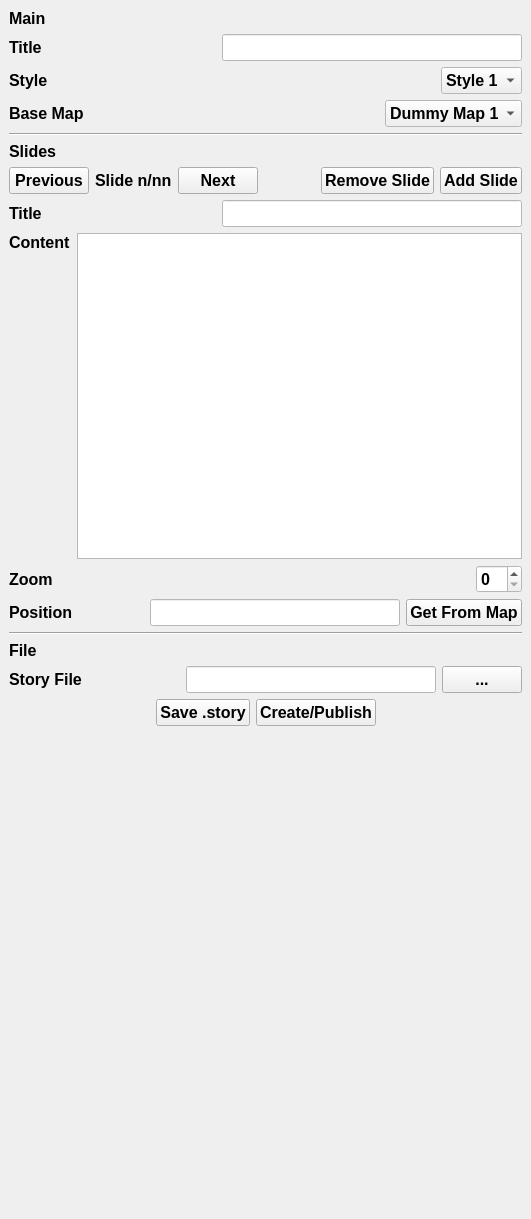
Above: story/story_dockwidget_base.ui from klakar/scheherazade before the change. Below: the same form after it.
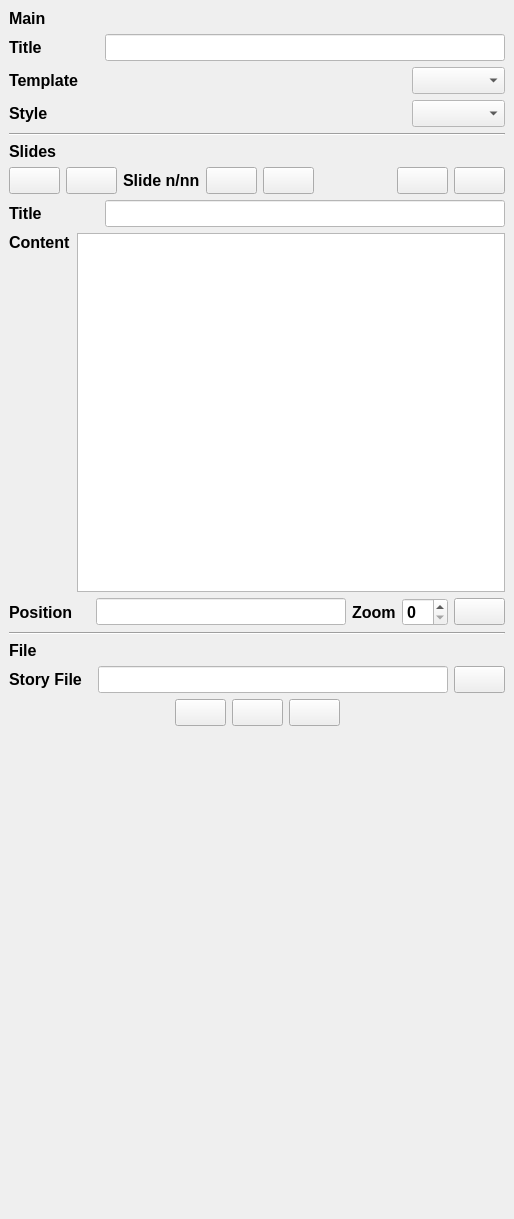
That is the form after the change. Icons and pictures are not drawn.

```diff
--- a/story/story_dockwidget_base.ui
+++ b/story/story_dockwidget_base.ui
@@ -6,7 +6,7 @@
    <rect>
     <x>0</x>
     <y>0</y>
-    <width>531</width>
+    <width>514</width>
     <height>1219</height>
    </rect>
   </property>
@@ -70,7 +70,7 @@
          <widget class="QLineEdit" name="txtStoryTitle">
           <property name="minimumSize">
            <size>
-            <width>300</width>
+            <width>400</width>
             <height>0</height>
            </size>
           </property>
@@ -164,6 +164,104 @@
              </colorrole>
             </disabled>
            </palette>
+          </property>
+          <property name="toolTip">
+           <string>Main Story Title</string>
+          </property>
+         </widget>
+        </item>
+       </layout>
+      </item>
+      <item>
+       <layout class="QHBoxLayout" name="horizontalLayout_2">
+        <item>
+         <widget class="QLabel" name="lblStoryBaseMap">
+          <property name="text">
+           <string>Template</string>
+          </property>
+         </widget>
+        </item>
+        <item>
+         <spacer name="horizontalSpacer_7">
+          <property name="orientation">
+           <enum>Qt::Horizontal</enum>
+          </property>
+          <property name="sizeHint" stdset="0">
+           <size>
+            <width>40</width>
+            <height>20</height>
+           </size>
+          </property>
+         </spacer>
+        </item>
+        <item>
+         <widget class="QComboBox" name="cmbStoryTemplate">
+          <property name="palette">
+           <palette>
+            <active>
+             <colorrole role="Base">
+              <brush brushstyle="SolidPattern">
+               <color alpha="255">
+                <red>255</red>
+                <green>255</green>
+                <blue>255</blue>
+               </color>
+              </brush>
+             </colorrole>
+             <colorrole role="Window">
+              <brush brushstyle="SolidPattern">
+               <color alpha="255">
+                <red>255</red>
+                <green>255</green>
+                <blue>255</blue>
+               </color>
+              </brush>
+             </colorrole>
+            </active>
+            <inactive>
+             <colorrole role="Base">
+              <brush brushstyle="SolidPattern">
+               <color alpha="255">
+                <red>255</red>
+                <green>255</green>
+                <blue>255</blue>
+               </color>
+              </brush>
+             </colorrole>
+             <colorrole role="Window">
+              <brush brushstyle="SolidPattern">
+               <color alpha="255">
+                <red>255</red>
+                <green>255</green>
+                <blue>255</blue>
+               </color>
+              </brush>
+             </colorrole>
+            </inactive>
+            <disabled>
+             <colorrole role="Base">
+              <brush brushstyle="SolidPattern">
+               <color alpha="255">
+                <red>255</red>
+                <green>255</green>
+                <blue>255</blue>
+               </color>
+              </brush>
+             </colorrole>
+             <colorrole role="Window">
+              <brush brushstyle="SolidPattern">
+               <color alpha="255">
+                <red>255</red>
+                <green>255</green>
+                <blue>255</blue>
+               </color>
+              </brush>
+             </colorrole>
+            </disabled>
+           </palette>
+          </property>
+          <property name="toolTip">
+           <string>Select Story Template</string>
           </property>
          </widget>
         </item>
@@ -284,125 +382,11 @@
             </disabled>
            </palette>
           </property>
-          <item>
-           <property name="text">
-            <string>Style 1</string>
-           </property>
-          </item>
-          <item>
-           <property name="text">
-            <string>Style 2</string>
-           </property>
-          </item>
-          <item>
-           <property name="text">
-            <string>Style 3</string>
-           </property>
-          </item>
-         </widget>
-        </item>
-       </layout>
-      </item>
-      <item>
-       <layout class="QHBoxLayout" name="horizontalLayout_2">
-        <item>
-         <widget class="QLabel" name="lblStoryBaseMap">
-          <property name="text">
-           <string>Base Map</string>
+          <property name="toolTip">
+           <string>Select Story Style</string>
           </property>
          </widget>
         </item>
-        <item>
-         <spacer name="horizontalSpacer_7">
-          <property name="orientation">
-           <enum>Qt::Horizontal</enum>
-          </property>
-          <property name="sizeHint" stdset="0">
-           <size>
-            <width>40</width>
-            <height>20</height>
-           </size>
-          </property>
-         </spacer>
-        </item>
-        <item>
-         <widget class="QComboBox" name="cmbBaseMap">
-          <property name="palette">
-           <palette>
-            <active>
-             <colorrole role="Base">
-              <brush brushstyle="SolidPattern">
-               <color alpha="255">
-                <red>255</red>
-                <green>255</green>
-                <blue>255</blue>
-               </color>
-              </brush>
-             </colorrole>
-             <colorrole role="Window">
-              <brush brushstyle="SolidPattern">
-               <color alpha="255">
-                <red>255</red>
-                <green>255</green>
-                <blue>255</blue>
-               </color>
-              </brush>
-             </colorrole>
-            </active>
-            <inactive>
-             <colorrole role="Base">
-              <brush brushstyle="SolidPattern">
-               <color alpha="255">
-                <red>255</red>
-                <green>255</green>
-                <blue>255</blue>
-               </color>
-              </brush>
-             </colorrole>
-             <colorrole role="Window">
-              <brush brushstyle="SolidPattern">
-               <color alpha="255">
-                <red>255</red>
-                <green>255</green>
-                <blue>255</blue>
-               </color>
-              </brush>
-             </colorrole>
-            </inactive>
-            <disabled>
-             <colorrole role="Base">
-              <brush brushstyle="SolidPattern">
-               <color alpha="255">
-                <red>255</red>
-                <green>255</green>
-                <blue>255</blue>
-               </color>
-              </brush>
-             </colorrole>
-             <colorrole role="Window">
-              <brush brushstyle="SolidPattern">
-               <color alpha="255">
-                <red>255</red>
-                <green>255</green>
-                <blue>255</blue>
-               </color>
-              </brush>
-             </colorrole>
-            </disabled>
-           </palette>
-          </property>
-          <item>
-           <property name="text">
-            <string>Dummy Map 1</string>
-           </property>
-          </item>
-          <item>
-           <property name="text">
-            <string>Dummy Map 2</string>
-           </property>
-          </item>
-         </widget>
-        </item>
        </layout>
       </item>
      </layout>
@@ -449,7 +433,7 @@
          <widget class="QLineEdit" name="txtStoryFile">
           <property name="minimumSize">
            <size>
-            <width>250</width>
+            <width>350</width>
             <height>0</height>
            </size>
           </property>
@@ -520,9 +504,17 @@
          </widget>
         </item>
         <item>
-         <widget class="QPushButton" name="btnFindFile">
+         <widget class="QPushButton" name="btnClearFile">
+          <property name="toolTip">
+           <string>Clear Story Save Path</string>
+          </property>
           <property name="text">
-           <string>...</string>
+           <string extracomment="Open Story"/>
+          </property>
+          <property name="icon">
+           <iconset>
+            <normalon>:/plugins/story/icons/bad-cross-educational-sign.png</normalon>
+           </iconset>
           </property>
          </widget>
         </item>
@@ -543,17 +535,42 @@
           </property>
          </spacer>
         </item>
+        <item>
+         <widget class="QPushButton" name="btnFindFile">
+          <property name="toolTip">
+           <string>Open Story</string>
+          </property>
+          <property name="text">
+           <string extracomment="Open Story"/>
+          </property>
+          <property name="icon">
+           <iconset>
+            <normalon>:/plugins/story/icons/interface-1.png</normalon>
+           </iconset>
+          </property>
+         </widget>
+        </item>
         <item>
          <widget class="QPushButton" name="btnSaveStory">
           <property name="text">
-           <string>Save .story</string>
+           <string extracomment="Save .Story"/>
+          </property>
+          <property name="icon">
+           <iconset>
+            <normalon>:/plugins/story/icons/save.png</normalon>
+           </iconset>
           </property>
          </widget>
         </item>
         <item>
          <widget class="QPushButton" name="btnCreateStory">
           <property name="text">
-           <string>Create/Publish</string>
+           <string extracomment="Create/Publish"/>
+          </property>
+          <property name="icon">
+           <iconset>
+            <normalon>:/plugins/story/icons/interface.png</normalon>
+           </iconset>
           </property>
          </widget>
         </item>
@@ -595,7 +612,33 @@
         <item>
          <widget class="QPushButton" name="btnPreviousSlide">
           <property name="text">
-           <string>Previous</string>
+           <string extracomment="Previous"/>
+          </property>
+          <property name="icon">
+           <iconset>
+            <normalon>:/plugins/story/icons/arrows-2.png</normalon>
+           </iconset>
+          </property>
+          <property name="flat">
+           <bool>false</bool>
+          </property>
+         </widget>
+        </item>
+        <item>
+         <widget class="QPushButton" name="btnMoveSooner">
+          <property name="toolTip">
+           <string>Move Slide Earlier</string>
+          </property>
+          <property name="text">
+           <string extracomment="Previous"/>
+          </property>
+          <property name="icon">
+           <iconset>
+            <normalon>:/plugins/story/icons/arrows.png</normalon>
+           </iconset>
+          </property>
+          <property name="flat">
+           <bool>false</bool>
           </property>
          </widget>
         </item>
@@ -606,10 +649,30 @@
           </property>
          </widget>
         </item>
+        <item>
+         <widget class="QPushButton" name="btnMoveLater">
+          <property name="toolTip">
+           <string>Move Slide Later</string>
+          </property>
+          <property name="text">
+           <string extracomment="Next"/>
+          </property>
+          <property name="icon">
+           <iconset>
+            <normalon>:/plugins/story/icons/arrows-3.png</normalon>
+           </iconset>
+          </property>
+         </widget>
+        </item>
         <item>
          <widget class="QPushButton" name="btnNextSlide">
           <property name="text">
-           <string>Next</string>
+           <string extracomment="Next"/>
+          </property>
+          <property name="icon">
+           <iconset>
+            <normalon>:/plugins/story/icons/arrows-1.png</normalon>
+           </iconset>
           </property>
          </widget>
         </item>
@@ -629,14 +692,24 @@
         <item>
          <widget class="QPushButton" name="btnRemoveSlide">
           <property name="text">
-           <string>Remove Slide</string>
+           <string extracomment="Remove Slide"/>
+          </property>
+          <property name="icon">
+           <iconset>
+            <normalon>:/plugins/story/icons/interface-3.png</normalon>
+           </iconset>
           </property>
          </widget>
         </item>
         <item>
          <widget class="QPushButton" name="btnAddSlide">
           <property name="text">
-           <string>Add Slide</string>
+           <string extracomment="Add Slide"/>
+          </property>
+          <property name="icon">
+           <iconset>
+            <normalon>:/plugins/story/icons/interface-2.png</normalon>
+           </iconset>
           </property>
          </widget>
         </item>
@@ -668,7 +741,7 @@
          <widget class="QLineEdit" name="txtSlideTitle">
           <property name="minimumSize">
            <size>
-            <width>300</width>
+            <width>400</width>
             <height>0</height>
            </size>
           </property>
@@ -756,100 +829,9 @@
          </widget>
         </item>
         <item>
-         <widget class="QPlainTextEdit" name="txtSlideContent"/>
-        </item>
-       </layout>
-      </item>
-      <item>
-       <layout class="QHBoxLayout" name="horizontalLayout_12">
-        <item>
-         <widget class="QLabel" name="lblSlideZoom">
-          <property name="text">
-           <string>Zoom</string>
-          </property>
-         </widget>
-        </item>
-        <item>
-         <spacer name="horizontalSpacer_10">
-          <property name="orientation">
-           <enum>Qt::Horizontal</enum>
-          </property>
-          <property name="sizeHint" stdset="0">
-           <size>
-            <width>40</width>
-            <height>20</height>
-           </size>
-          </property>
-         </spacer>
-        </item>
-        <item>
-         <widget class="QSpinBox" name="spinSlideZoom">
-          <property name="palette">
-           <palette>
-            <active>
-             <colorrole role="Base">
-              <brush brushstyle="SolidPattern">
-               <color alpha="255">
-                <red>255</red>
-                <green>255</green>
-                <blue>255</blue>
-               </color>
-              </brush>
-             </colorrole>
-             <colorrole role="Window">
-              <brush brushstyle="SolidPattern">
-               <color alpha="255">
-                <red>255</red>
-                <green>255</green>
-                <blue>255</blue>
-               </color>
-              </brush>
-             </colorrole>
-            </active>
-            <inactive>
-             <colorrole role="Base">
-              <brush brushstyle="SolidPattern">
-               <color alpha="255">
-                <red>255</red>
-                <green>255</green>
-                <blue>255</blue>
-               </color>
-              </brush>
-             </colorrole>
-             <colorrole role="Window">
-              <brush brushstyle="SolidPattern">
-               <color alpha="255">
-                <red>255</red>
-                <green>255</green>
-                <blue>255</blue>
-               </color>
-              </brush>
-             </colorrole>
-            </inactive>
-            <disabled>
-             <colorrole role="Base">
-              <brush brushstyle="SolidPattern">
-               <color alpha="255">
-                <red>255</red>
-                <green>255</green>
-                <blue>255</blue>
-               </color>
-              </brush>
-             </colorrole>
-             <colorrole role="Window">
-              <brush brushstyle="SolidPattern">
-               <color alpha="255">
-                <red>255</red>
-                <green>255</green>
-                <blue>255</blue>
-               </color>
-              </brush>
-             </colorrole>
-            </disabled>
-           </palette>
-          </property>
-          <property name="maximum">
-           <number>22</number>
+         <widget class="QPlainTextEdit" name="txtSlideContent">
+          <property name="toolTip">
+           <string>Slide Content (HTML allowed)</string>
           </property>
          </widget>
         </item>
@@ -954,10 +936,96 @@
           </property>
          </widget>
         </item>
+        <item>
+         <widget class="QLabel" name="lblSlideZoom">
+          <property name="text">
+           <string>Zoom</string>
+          </property>
+         </widget>
+        </item>
+        <item>
+         <widget class="QSpinBox" name="spinSlideZoom">
+          <property name="palette">
+           <palette>
+            <active>
+             <colorrole role="Base">
+              <brush brushstyle="SolidPattern">
+               <color alpha="255">
+                <red>255</red>
+                <green>255</green>
+                <blue>255</blue>
+               </color>
+              </brush>
+             </colorrole>
+             <colorrole role="Window">
+              <brush brushstyle="SolidPattern">
+               <color alpha="255">
+                <red>255</red>
+                <green>255</green>
+                <blue>255</blue>
+               </color>
+              </brush>
+             </colorrole>
+            </active>
+            <inactive>
+             <colorrole role="Base">
+              <brush brushstyle="SolidPattern">
+               <color alpha="255">
+                <red>255</red>
+                <green>255</green>
+                <blue>255</blue>
+               </color>
+              </brush>
+             </colorrole>
+             <colorrole role="Window">
+              <brush brushstyle="SolidPattern">
+               <color alpha="255">
+                <red>255</red>
+                <green>255</green>
+                <blue>255</blue>
+               </color>
+              </brush>
+             </colorrole>
+            </inactive>
+            <disabled>
+             <colorrole role="Base">
+              <brush brushstyle="SolidPattern">
+               <color alpha="255">
+                <red>255</red>
+                <green>255</green>
+                <blue>255</blue>
+               </color>
+              </brush>
+             </colorrole>
+             <colorrole role="Window">
+              <brush brushstyle="SolidPattern">
+               <color alpha="255">
+                <red>255</red>
+                <green>255</green>
+                <blue>255</blue>
+               </color>
+              </brush>
+             </colorrole>
+            </disabled>
+           </palette>
+          </property>
+          <property name="toolTip">
+           <string>Zoom Level</string>
+          </property>
+          <property name="maximum">
+           <number>30</number>
+          </property>
+         </widget>
+        </item>
         <item>
          <widget class="QPushButton" name="btnGetSlidePositionFromMap">
           <property name="text">
-           <string>Get From Map</string>
+           <string extracomment="Get From Map"/>
+          </property>
+          <property name="icon">
+           <iconset>
+            <normalon>:/plugins/story/icons/location-pin.png</normalon>
+           </iconset>
           </property>
          </widget>
         </item>
```
Left out of the diff: 34 changed lines with no effect on the pictures.
